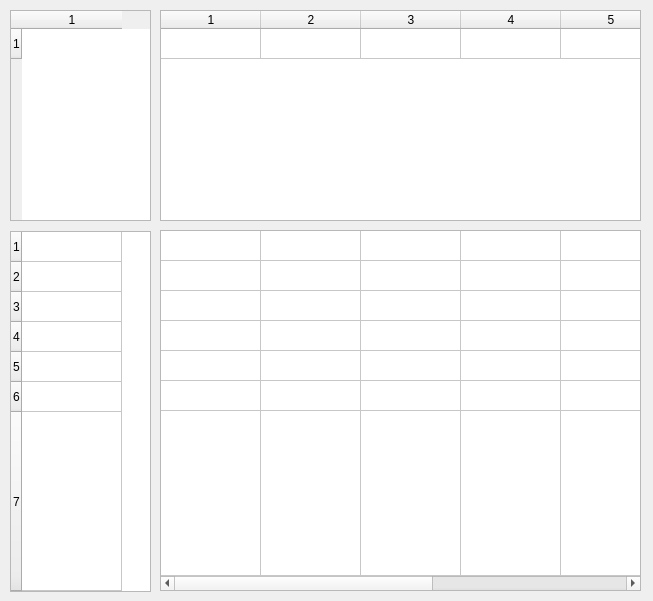
Qt form AraSteamManager/subform/formtablesheaders.ui (Arankir/AraSteamManager) before a commit.
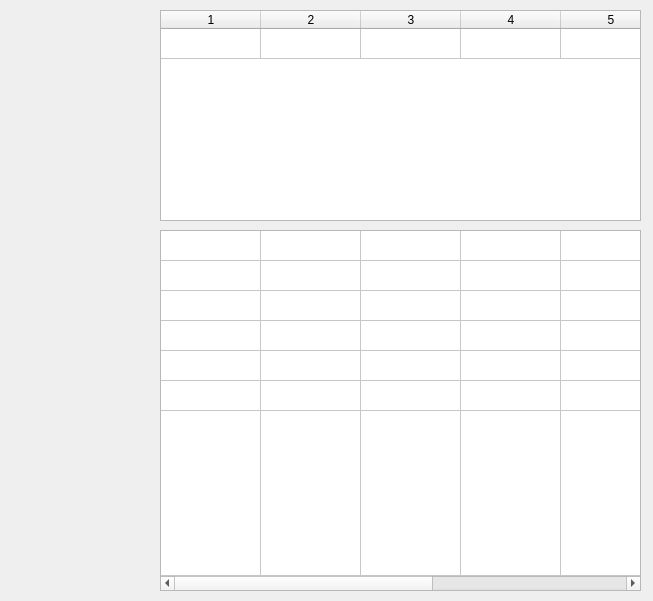
The same form after that commit.

What changed in the file:
```diff
--- a/AraSteamManager/subform/formtablesheaders.ui
+++ b/AraSteamManager/subform/formtablesheaders.ui
@@ -13,36 +13,6 @@
   <property name="windowTitle">
    <string>Form</string>
   </property>
-  <widget class="QTableWidget" name="TableWidgetHollow">
-   <property name="geometry">
-    <rect>
-     <x>10</x>
-     <y>10</y>
-     <width>141</width>
-     <height>211</height>
-    </rect>
-   </property>
-   <property name="verticalScrollBarPolicy">
-    <enum>Qt::ScrollBarAlwaysOff</enum>
-   </property>
-   <property name="horizontalScrollBarPolicy">
-    <enum>Qt::ScrollBarAlwaysOff</enum>
-   </property>
-   <property name="showGrid">
-    <bool>false</bool>
-   </property>
-   <property name="rowCount">
-    <number>1</number>
-   </property>
-   <property name="columnCount">
-    <number>1</number>
-   </property>
-   <attribute name="horizontalHeaderShowSortIndicator" stdset="0">
-    <bool>true</bool>
-   </attribute>
-   <row/>
-   <column/>
-  </widget>
   <widget class="QTableWidget" name="TableWidgetHorizontalHeader">
    <property name="geometry">
     <rect>
@@ -79,42 +49,6 @@
    <column/>
    <column/>
   </widget>
-  <widget class="QTableWidget" name="TableWidgetVerticalHeader">
-   <property name="geometry">
-    <rect>
-     <x>10</x>
-     <y>231</y>
-     <width>141</width>
-     <height>361</height>
-    </rect>
-   </property>
-   <property name="verticalScrollBarPolicy">
-    <enum>Qt::ScrollBarAlwaysOff</enum>
-   </property>
-   <property name="sortingEnabled">
-    <bool>true</bool>
-   </property>
-   <property name="rowCount">
-    <number>7</number>
-   </property>
-   <property name="columnCount">
-    <number>1</number>
-   </property>
-   <attribute name="horizontalHeaderVisible">
-    <bool>false</bool>
-   </attribute>
-   <attribute name="verticalHeaderStretchLastSection">
-    <bool>true</bool>
-   </attribute>
-   <row/>
-   <row/>
-   <row/>
-   <row/>
-   <row/>
-   <row/>
-   <row/>
-   <column/>
-  </widget>
   <widget class="QTableWidget" name="TableWidgetContent">
    <property name="geometry">
     <rect>
```
